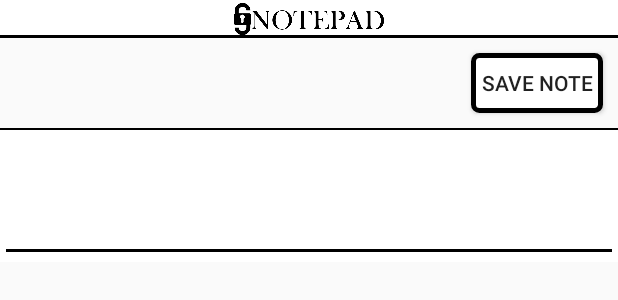
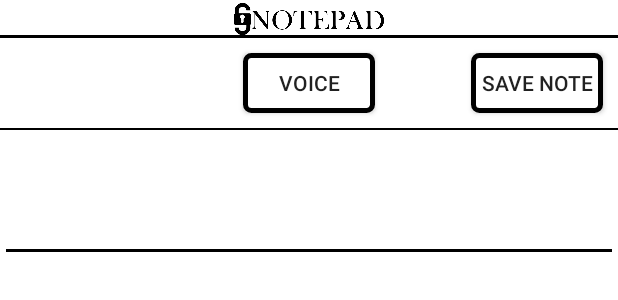
Before and after one commit to mb92316/CSE594Project, an Android app: the layout add_note.xml on its own in the app's theme, with its tools: preview values and no code run, on a phone screen of 412 x 824 dp. Shown: the top 300 px of the screen. Run offline under Robolectric (Android 15) with nearby library versions, the phone set to English and light mode, and no system bars.

Commit message:
3-9-17
Name change, Fixed buttons, new logo, other small fixes.

```diff
--- a/app/build.gradle
+++ b/app/build.gradle
@@ -4,7 +4,7 @@ android {
     compileSdkVersion 25
     buildToolsVersion "25.0.2"
     defaultConfig {
-        applicationId "com.example.android.cse594project"
+        applicationId "com.example.android.sNotepad"
         minSdkVersion 23
         targetSdkVersion 25
         versionCode 1
--- a/app/src/main/AndroidManifest.xml
+++ b/app/src/main/AndroidManifest.xml
@@ -6,7 +6,7 @@
     <uses-permission android:name="android.permission.READ_PHONE_STATE"></uses-permission>
     <application
         android:allowBackup="true"
-        android:icon="@mipmap/ic_launcher"
+        android:icon="@drawable/my_logo"
         android:label="@string/app_name"
         android:supportsRtl="true"
         android:theme="@style/AppTheme">
--- a/app/src/main/res/layout/add_note.xml
+++ b/app/src/main/res/layout/add_note.xml
@@ -27,18 +27,59 @@
 
     </RelativeLayout>
 
-    <Button
-        android:id="@+id/savebutton"
+    <RelativeLayout
+        android:layout_width="match_parent"
+        android:layout_height="60dp"
+        android:background="@color/colorPrimary">
+
+        <Button
+        android:id="@+id/voicebutton"
         android:layout_width="wrap_content"
         android:layout_height="40dp"
         android:layout_gravity="right"
-        android:layout_marginRight="10dp"
-        android:layout_marginBottom="10dp"
+        android:layout_margin="10dp"
         android:layout_marginTop="10dp"
         android:background="@drawable/my_button_bg"
-        android:onClick="addNote"
-        android:text="Save Note" />
+        android:onClick="speak"
+        android:text="Voice"
+        android:layout_centerInParent="true"/>
 
+        <Button
+            android:id="@+id/savebutton"
+            android:layout_width="wrap_content"
+            android:layout_height="40dp"
+            android:layout_gravity="right"
+            android:layout_margin="10dp"
+            android:background="@drawable/my_button_bg"
+            android:onClick="addNote"
+            android:text="Save Note"
+            android:layout_alignParentTop="true"
+            android:layout_alignParentEnd="true" />
+
+    </RelativeLayout>
+
+    <View
+        android:layout_width="match_parent"
+        android:layout_height="1dp"
+        android:background="@android:color/black"
+        android:layout_alignBottom="@+id/deletebutton"/>
+
+    <RelativeLayout
+        android:layout_width="wrap_content"
+        android:layout_height="fill_parent"
+        android:background="#ffffff">
+
+        <EditText
+            android:id="@+id/notetext"
+            android:layout_width="match_parent"
+            android:layout_height="wrap_content"
+            android:textSize="20sp"
+            android:layout_alignParentTop="true"
+            android:layout_alignParentStart="true"
+            android:layout_marginTop="40dp" />
+
+
+    </RelativeLayout>
 
     <View
         android:layout_width="match_parent"
@@ -46,21 +87,4 @@
         android:layout_alignParentStart="true"
         android:background="#000000" />
 
-    <RelativeLayout
-        android:layout_width="wrap_content"
-        android:layout_height="wrap_content"
-        android:background="#ffffff"
-        android:gravity="center">
-
-        <EditText
-            android:id="@+id/notetext"
-            android:layout_width="match_parent"
-            android:layout_height="wrap_content"
-            android:layout_alignParentTop="true"
-            android:layout_marginTop="40dp"
-            android:textSize="20sp"/>
-
-
-    </RelativeLayout>
-
 </LinearLayout>
--- a/app/src/main/res/menu/settings_menu.xml
+++ b/app/src/main/res/menu/settings_menu.xml
@@ -3,12 +3,12 @@
 
     <item
         android:checkable="true"
-        android:id="@+id/pinpad"
+        android:id="@+id/pinpaditem"
         android:title="Pinpad Lock Screen" />
 
     <item
         android:checkable="true"
-        android:id="@+id/fingerprint"
+        android:id="@+id/fingerprintitem"
         android:title="Fingerprint Lock Screen"
         />
 
--- a/app/src/main/res/values/strings.xml
+++ b/app/src/main/res/values/strings.xml
@@ -1,5 +1,5 @@
 <resources>
-    <string name="app_name">CSE594 Project</string>
+    <string name="app_name">sNotepad</string>
     <string name="title_activity_encryption">Encryption</string>
     <string name="hello_round">Hello Round World!</string>
     <string name="hello_square">Hello Square World!</string>
```
Also changed, not shown: app/src/main/java/com/example/android/cse594project/AddNote.java (+10 -9 lines), app/src/main/java/com/example/android/cse594project/FingerPrint.java (+7 -0 lines), app/src/main/java/com/example/android/cse594project/MainActivity.java (+101 -64 lines), app/src/main/java/com/example/android/cse594project/NoteHelper.java (+169 -16 lines), app/src/main/res/layout/activity_main.xml (+13 -0 lines), app/src/main/res/drawable/my_logo.png (added).
